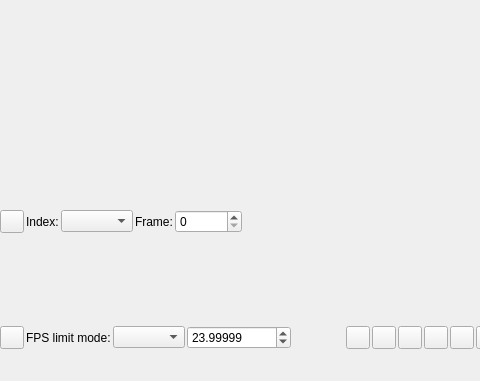
Old version of the form vsedit/src/preview/preview_dialog.ui in the repository Mr-Z-2697/VapourSynth-Editor; both pictures show x 0 to 480 and y 0 to 381 of the 933 by 652 pixel window.
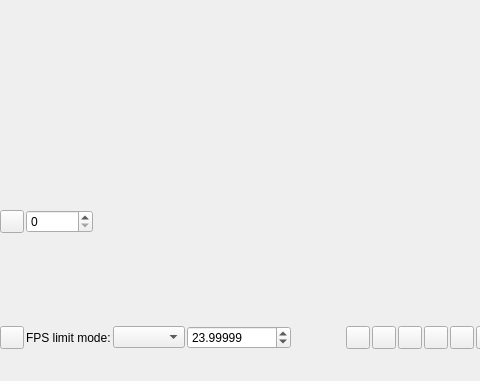
New version of the form. Custom widgets are drawn as their Qt base class.

Commit message:
Revert "Add combo box for switching output index"
This reverts commit efd8da9d1ac7cfbdbebc478ace27768056d466cf.

What changed in the file:
```diff
--- a/vsedit/src/preview/preview_dialog.ui
+++ b/vsedit/src/preview/preview_dialog.ui
@@ -66,30 +66,6 @@
         </property>
        </widget>
       </item>
-      <item>
-       <widget class="QLabel" name="outputIndexLabel">
-        <property name="text">
-         <string>Index:</string>
-        </property>
-       </widget>
-      </item>
-      <item>
-       <widget class="QComboBox" name="outputIndexComboBox">
-        <property name="sizePolicy">
-         <sizepolicy hsizetype="Minimum" vsizetype="Fixed">
-          <horstretch>0</horstretch>
-          <verstretch>0</verstretch>
-         </sizepolicy>
-        </property>
-       </widget>
-      </item>
-      <item>
-       <widget class="QLabel" name="frameLabel">
-        <property name="text">
-         <string>Frame:</string>
-        </property>
-       </widget>
-      </item>
       <item>
        <widget class="QSpinBox" name="frameNumberSpinBox">
         <property name="sizePolicy">
```
The commit also changes 8 other files.
